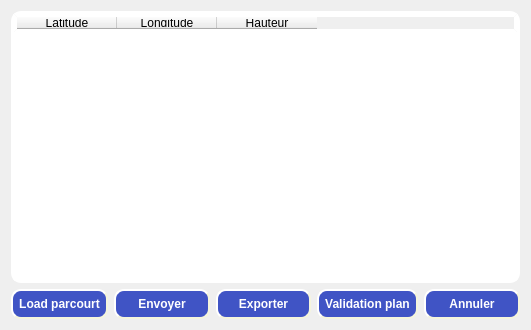
This is Logiciel/PC/windows/ClientEIP/form.ui in connery/epicopter as Qt 5 draws it before an edit. The edited form follows.
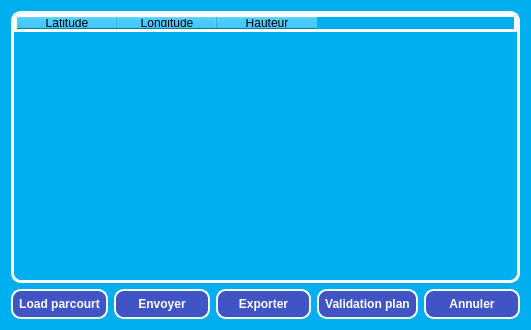
This is the edited form.

Diff of the .ui file:
```diff
--- a/Logiciel/PC/windows/ClientEIP/form.ui
+++ b/Logiciel/PC/windows/ClientEIP/form.ui
@@ -13,6 +13,9 @@
   <property name="windowTitle">
    <string>Form</string>
   </property>
+  <property name="styleSheet">
+   <string notr="true">background-color: rgb(0, 175, 240);</string>
+  </property>
   <layout class="QVBoxLayout" name="verticalLayout">
    <item>
     <widget class="QTableWidget" name="tableWidget">
```
